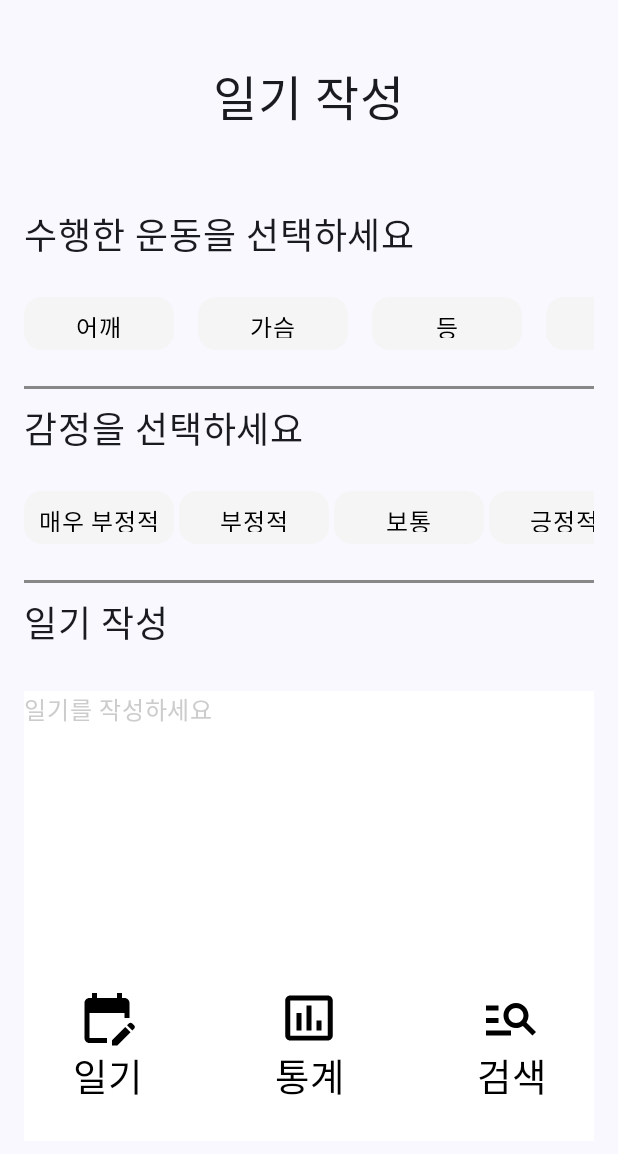
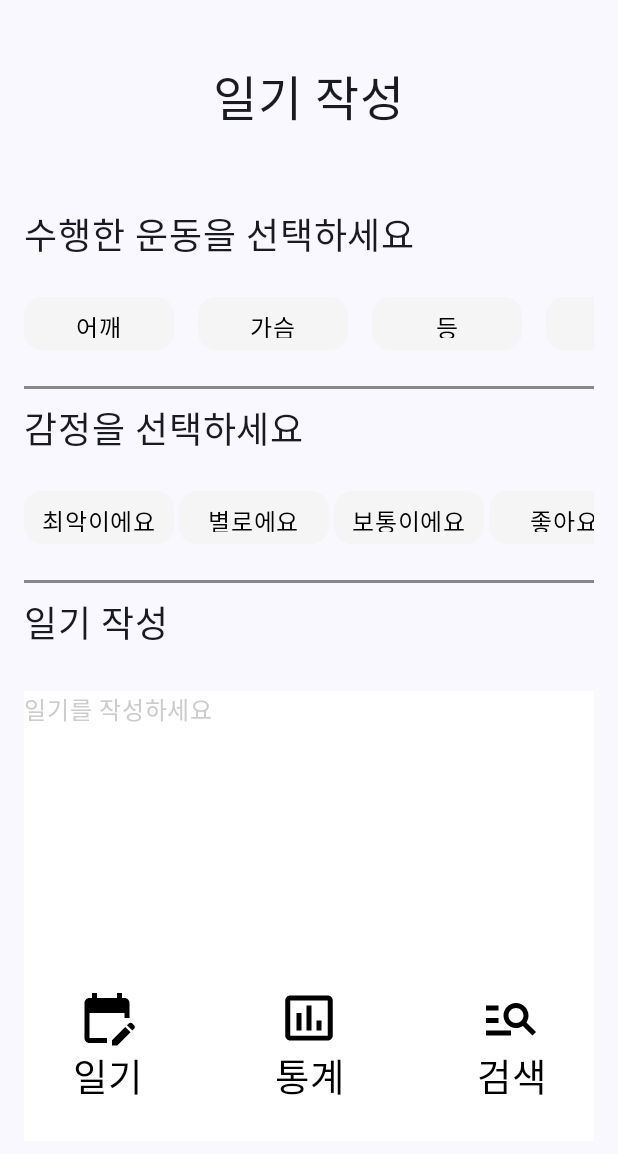
Before and after one commit to crohasang/SweatNote, an Android app built with Jetpack Compose: the composable Writing shown on its own in the app's theme, on a phone screen of 412 x 824 dp, the part 75-1229 px from its top. Run offline under Robolectric (Android 15) with nearby library versions, the phone set to English and light mode, and no system bars; Roboto replaces fonts that are not available here.

Commit message:
Fix: Fix the error when click submit button to change enums in Diary.kt

```diff
--- a/app/src/main/java/com/example/sweatnote/components/writing/DiaryTextField.kt
+++ b/app/src/main/java/com/example/sweatnote/components/writing/DiaryTextField.kt
@@ -4,6 +4,8 @@ import androidx.compose.foundation.layout.Box
 import androidx.compose.foundation.layout.fillMaxWidth
 import androidx.compose.foundation.layout.height
 import androidx.compose.foundation.text.BasicTextField
+import androidx.compose.foundation.text.KeyboardActions
+import androidx.compose.foundation.text.KeyboardOptions
 import androidx.compose.material3.MaterialTheme
 import androidx.compose.material3.Text
 import androidx.compose.runtime.Composable
@@ -11,6 +13,8 @@ import androidx.compose.ui.Alignment
 import androidx.compose.ui.Modifier
 import androidx.compose.ui.graphics.Color
 import androidx.compose.ui.graphics.SolidColor
+import androidx.compose.ui.platform.LocalSoftwareKeyboardController
+import androidx.compose.ui.text.input.ImeAction
 import androidx.compose.ui.unit.dp
 
 @Composable
@@ -22,6 +26,7 @@ fun DiaryTextField(
 ) {
     val lineHeight = 30 // 줄 간격을 늘렸습니다.
     val textFieldHeight = lineHeight * lineCount
+    val keyboardController = LocalSoftwareKeyboardController.current
 
     Box(modifier.height(textFieldHeight.dp)) { // 높이를 크게 설정했습니다.
         BasicTextField(
@@ -38,6 +43,8 @@ fun DiaryTextField(
             cursorBrush = SolidColor(MaterialTheme.colorScheme.onSurface),
             singleLine = false,
             maxLines = lineCount,
+            keyboardOptions = KeyboardOptions(imeAction = ImeAction.Done), // '완료' 액션을 추가합니다.
+            keyboardActions = KeyboardActions(onDone = { keyboardController?.hide() }) // '완료'를 누르면 키보드 숭김
         )
 
         if (value.isEmpty()) {
--- a/app/src/main/java/com/example/sweatnote/roomDB/Diary.kt
+++ b/app/src/main/java/com/example/sweatnote/roomDB/Diary.kt
@@ -15,11 +15,11 @@ data class Diary(
 )
 
 enum class ExerciseType {
-    SHOULDER, CHEST, BACK, LEGS, CARDIO
+    어깨, 가슴, 등, 하체, 유산소ㅈㄷ
 }
 
 enum class EmotionType {
-    VERY_NEGATIVE, NEGATIVE, NEUTRAL, POSITIVE, VERY_POSITIVE
+    최악이에요, 별로에요, 보통이에요, 좋아요, 최고에요
 }
 
 class Converters {
--- a/app/src/main/java/com/example/sweatnote/screens/Writing.kt
+++ b/app/src/main/java/com/example/sweatnote/screens/Writing.kt
@@ -2,7 +2,10 @@ package com.example.sweatnote.screens
 
 import DiaryTextField
 import android.annotation.SuppressLint
+import android.util.Log
+import android.widget.Toast
 import androidx.compose.foundation.clickable
+import androidx.compose.foundation.interaction.MutableInteractionSource
 import androidx.compose.foundation.layout.Arrangement
 import androidx.compose.foundation.layout.Column
 import androidx.compose.foundation.layout.Row
@@ -14,9 +17,10 @@ import androidx.compose.foundation.layout.padding
 import androidx.compose.foundation.layout.width
 import androidx.compose.foundation.lazy.LazyRow
 import androidx.compose.foundation.lazy.itemsIndexed
+import androidx.compose.foundation.rememberScrollState
+import androidx.compose.foundation.verticalScroll
 import androidx.compose.material3.Button
 import androidx.compose.material3.ButtonDefaults
-import androidx.compose.material3.CenterAlignedTopAppBar
 import androidx.compose.material3.Divider
 import androidx.compose.material3.ExperimentalMaterial3Api
 import androidx.compose.material3.Scaffold
@@ -34,6 +38,7 @@ import androidx.compose.ui.graphics.Color
 import androidx.compose.ui.graphics.Color.Companion.Black
 import androidx.compose.ui.graphics.Color.Companion.Gray
 import androidx.compose.ui.platform.LocalContext
+import androidx.compose.ui.platform.LocalSoftwareKeyboardController
 import androidx.compose.ui.text.font.FontStyle
 import androidx.compose.ui.text.font.FontWeight
 import androidx.compose.ui.unit.dp
@@ -45,7 +50,6 @@ import com.example.sweatnote.components.writing.CheckboxWithText
 import com.example.sweatnote.example.DiaryViewModel
 import com.example.sweatnote.navigation.Routes
 import com.example.sweatnote.roomDB.Diary
-import com.example.sweatnote.roomDB.DiaryDatabase
 import com.example.sweatnote.roomDB.EmotionType
 import com.example.sweatnote.roomDB.ExerciseType
 import kotlinx.coroutines.launch
@@ -58,7 +62,7 @@ fun Writing(navController: NavHostController, viewModel: DiaryViewModel) {
     var selectedWorkouts by remember { mutableStateOf(listOf<String>()) }
 
     // 감정을 선택할 수 있는 버튼 추가
-    val feelings = listOf("매우 부정적", "부정적", "보통", "긍정적", "매우 긍정적")
+    val feelings = listOf("최악이에요", "별로에요", "보통이에요", "좋아요", "최고에요")
     var selectedFeeling by remember { mutableStateOf("") }
 
 
@@ -67,10 +71,13 @@ fun Writing(navController: NavHostController, viewModel: DiaryViewModel) {
 
     val context = LocalContext.current
     val coroutineScope = rememberCoroutineScope()
+    val scrollState = rememberScrollState()
+    val keyboardController = LocalSoftwareKeyboardController.current
 
     // 제출하기 버튼을 클릭했을 때 실행되는 함수
     fun handleSubmitClick() {
         coroutineScope.launch {
+            try {
                 val diary = Diary(
                     date = "2024-05-28",  // 실제 날짜를 여기에 삽입
                     content = diaryEntry,
@@ -78,10 +85,18 @@ fun Writing(navController: NavHostController, viewModel: DiaryViewModel) {
                     exercises = selectedWorkouts.map { ExerciseType.valueOf(it.toUpperCase()) },
                     keywords = "키워드" // 필요에 따라 실제 키워드를 여기에 삽입
                 )
+                Log.d("Writing", "Inserting diary entry: $diary")
                 viewModel.insert(diary)
+                Log.d("Writing", "Diary entry inserted successfully")
+                Toast.makeText(context, "Diary entry inserted", Toast.LENGTH_SHORT).show()
                 navController.navigate(Routes.Main.route)
+            } catch (e: Exception) {
+                Log.e("Writing", "Error inserting diary entry", e)
+                Toast.makeText(context, "Error inserting diary entry", Toast.LENGTH_SHORT).show()
             }
         }
+    }
+
 
     Scaffold(
         topBar = {
@@ -97,7 +112,10 @@ fun Writing(navController: NavHostController, viewModel: DiaryViewModel) {
                 modifier = Modifier
                     .fillMaxSize()
                     .padding(top = 40.dp)
-                    .padding(horizontal = 16.dp),
+                    .padding(horizontal = 16.dp)
+                    .verticalScroll(scrollState)
+                    .clickable(indication = null,
+                        interactionSource = remember { MutableInteractionSource() }) { keyboardController?.hide() },
                 verticalArrangement = Arrangement.Top,
                 horizontalAlignment = Alignment.Start,
 
@@ -203,7 +221,10 @@ fun Writing(navController: NavHostController, viewModel: DiaryViewModel) {
         },
         bottomBar = {
             Row(
-                modifier = Modifier.fillMaxWidth().padding(8.dp).padding(bottom = 30.dp, start = 40.dp, end = 40.dp),
+                modifier = Modifier
+                    .fillMaxWidth()
+                    .padding(8.dp)
+                    .padding(bottom = 30.dp, start = 40.dp, end = 40.dp),
                 horizontalArrangement = Arrangement.SpaceBetween
             ){
                 BottomBarItem(
```
Lines whose indentation alone changed are shown as unchanged.
